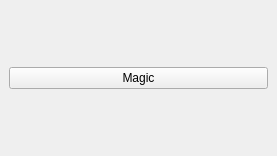
Qt form poly/src/ui/UserInterface.ui (jtibau/alive) before a commit.
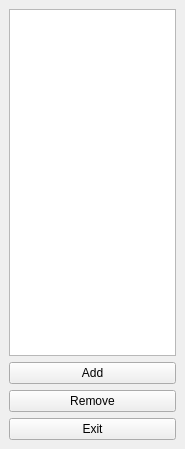
The same form after that commit.

Commit message: starting implementation of path interface

What changed in the file:
```diff
--- a/poly/src/ui/UserInterface.ui
+++ b/poly/src/ui/UserInterface.ui
@@ -6,8 +6,8 @@
    <rect>
     <x>0</x>
     <y>0</y>
-    <width>277</width>
-    <height>156</height>
+    <width>185</width>
+    <height>449</height>
    </rect>
   </property>
   <property name="windowTitle">
@@ -16,9 +16,26 @@
   <widget class="QWidget" name="centralwidget">
    <layout class="QVBoxLayout" name="verticalLayout">
     <item>
-     <widget class="QPushButton" name="pushButton">
+     <widget class="QListWidget" name="cameraListWidget"/>
+    </item>
+    <item>
+     <widget class="QPushButton" name="addButton">
       <property name="text">
-       <string>Magic</string>
+       <string>Add</string>
+      </property>
+     </widget>
+    </item>
+    <item>
+     <widget class="QPushButton" name="removeButton">
+      <property name="text">
+       <string>Remove</string>
+      </property>
+     </widget>
+    </item>
+    <item>
+     <widget class="QPushButton" name="exitButton">
+      <property name="text">
+       <string>Exit</string>
       </property>
      </widget>
     </item>
```
The commit also changes 16 other files.
